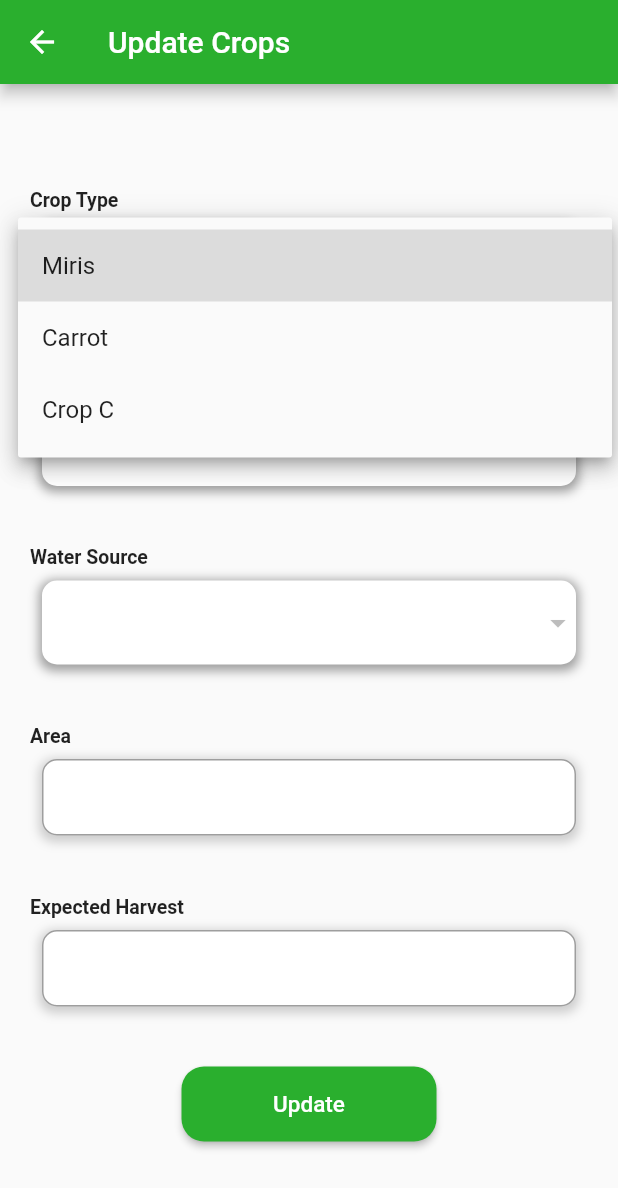
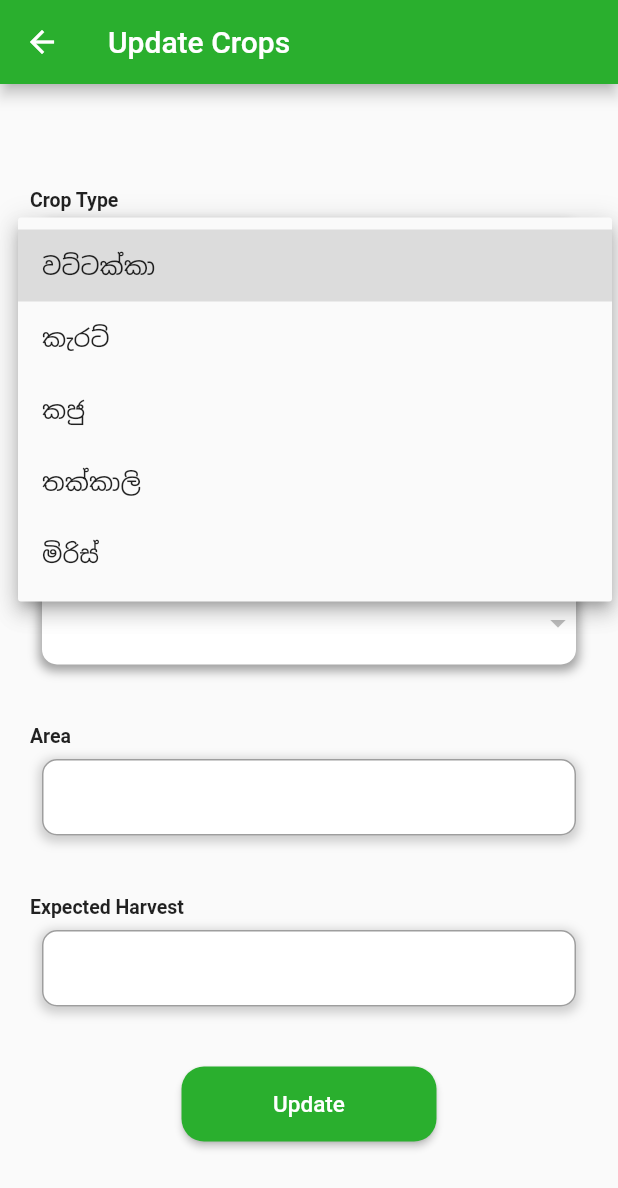
Before and after one commit to Pamitha-Pankaja/UEE-WE-53, a Flutter app: the UpdateCrops screen opened directly with empty values, after a tap on the "arrow drop down" icon, on a phone screen of 412 x 824 dp. Shown: the top 1188 px of the screen. Run offline on Flutter 3.47's test engine with Material 2 defaults, Android fonts, the phone set to English and light mode, and no system bars; our stand-ins replace cloud_firestore, device_preview, firebase_auth, firebase_core, firebase_storage, flutter_svg and 3 more; missing offline and left inert: dart:js_util, searchbar_animation; accounts and stored records are empty; network calls fail; project files that could hold a hidden picture were left out.

```diff
--- a/mobile/lib/Pages/Buyer/buyer_profile.dart
+++ b/mobile/lib/Pages/Buyer/buyer_profile.dart
@@ -340,7 +340,7 @@ import 'package:flutter/material.dart';
 import 'package:firebase_auth/firebase_auth.dart';
 import 'package:cloud_firestore/cloud_firestore.dart';
 import 'package:image_picker/image_picker.dart';
-import 'dart:io' if (dart.library.html) 'dart:html';
+import 'dart:io' ;
 import 'package:firebase_storage/firebase_storage.dart';
 
 class BuyerProfile extends StatefulWidget {
--- a/mobile/lib/Pages/Farmer/publish_harvest.dart
+++ b/mobile/lib/Pages/Farmer/publish_harvest.dart
@@ -1,6 +1,6 @@
 import 'package:flutter/material.dart';
 import 'package:image_picker/image_picker.dart';
-import 'dart:io' if (dart.library.html) 'dart:html';
+import 'dart:io';
 import 'package:flutter/foundation.dart';
 import 'package:firebase_auth/firebase_auth.dart';
 import 'package:cloud_firestore/cloud_firestore.dart';
--- a/mobile/lib/Pages/farmer/farmer_profile.dart
+++ b/mobile/lib/Pages/farmer/farmer_profile.dart
@@ -2,7 +2,7 @@ import 'package:flutter/material.dart';
 import 'package:firebase_auth/firebase_auth.dart';
 import 'package:cloud_firestore/cloud_firestore.dart';
 import 'package:image_picker/image_picker.dart';
-import 'dart:io' if (dart.library.html) 'dart:html';
+import 'dart:io';
 import 'package:mobile/Services/FarmerServices/farmer_profile_services.dart';
 
 class FarmerProfile extends StatefulWidget {
--- a/mobile/lib/Pages/farmer/updateCrops.dart
+++ b/mobile/lib/Pages/farmer/updateCrops.dart
@@ -461,7 +461,7 @@ class _UpdateCropsState extends State<UpdateCrops> {
   String? selectedAgriculturalProperty;
   String? selectedWaterSource;
 
-  List<String> cropTypes = ["Miris", "Carrot", "Crop C"];
+  List<String> cropTypes = ["වට්ටක්කා", "කැරට්", "කජු", "තක්කාලි", "මිරිස්"];
   List<String> agriculturalProperties = []; // Populate this with data from properties collection
   List<String> waterSources = []; // Populate this with data from properties collection
 
```
Also changed, not shown: mobile/lib/Pages/farmer/farmer_home.dart (+6 -3 lines).
